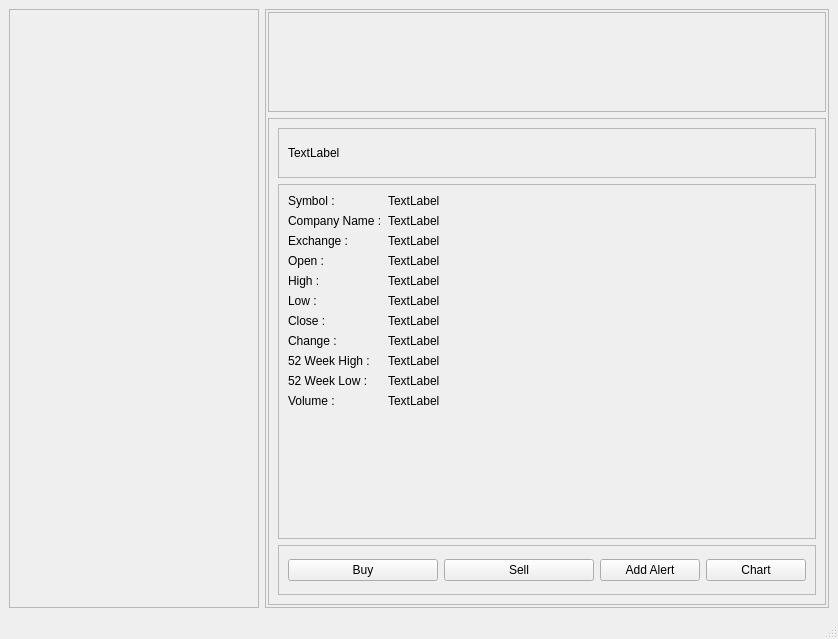
Qt form UIFiles/stockDetails.ui (ShubhamMandavkar/TYLiveProjectt-StockAutomationSystem) before a commit.
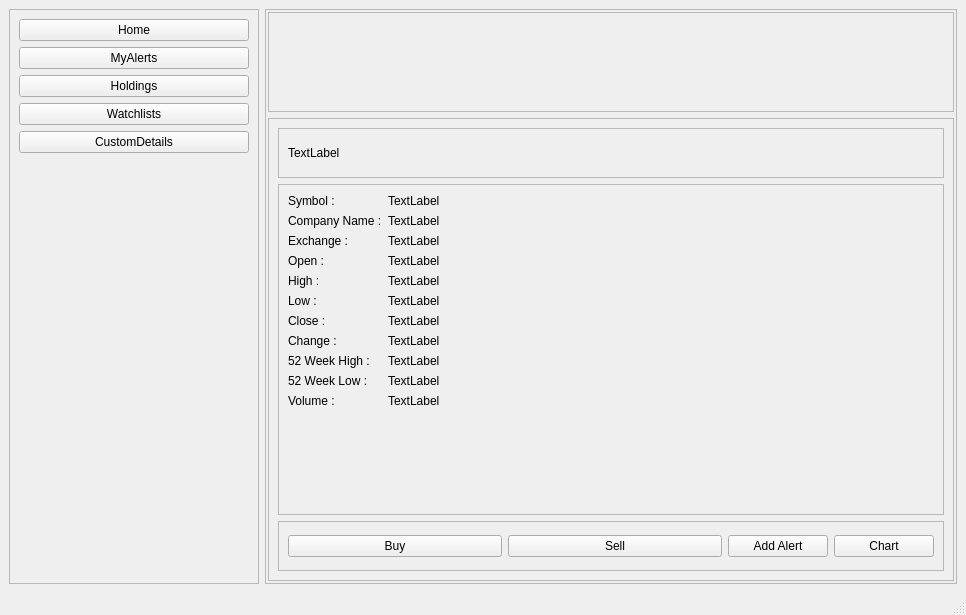
The same form after that commit.

Diff of the .ui file:
```diff
--- a/UIFiles/stockDetails.ui
+++ b/UIFiles/stockDetails.ui
@@ -6,8 +6,8 @@
    <rect>
     <x>0</x>
     <y>0</y>
-    <width>838</width>
-    <height>639</height>
+    <width>966</width>
+    <height>615</height>
    </rect>
   </property>
   <property name="windowTitle">
@@ -16,7 +16,13 @@
   <widget class="QWidget" name="centralwidget">
    <layout class="QHBoxLayout" name="horizontalLayout">
     <item>
-     <widget class="QFrame" name="frame">
+     <widget class="QFrame" name="frmNavBar">
+      <property name="minimumSize">
+       <size>
+        <width>250</width>
+        <height>0</height>
+       </size>
+      </property>
       <property name="maximumSize">
        <size>
         <width>250</width>
@@ -29,6 +35,43 @@
       <property name="frameShadow">
        <enum>QFrame::Raised</enum>
       </property>
+      <layout class="QFormLayout" name="formLayout">
+       <item row="1" column="0" colspan="2">
+        <widget class="QPushButton" name="btnMyAlerts">
+         <property name="text">
+          <string>MyAlerts</string>
+         </property>
+        </widget>
+       </item>
+       <item row="2" column="0" colspan="2">
+        <widget class="QPushButton" name="btnHoldings">
+         <property name="text">
+          <string>Holdings</string>
+         </property>
+        </widget>
+       </item>
+       <item row="4" column="0" colspan="2">
+        <widget class="QPushButton" name="btnCustomDetails">
+         <property name="text">
+          <string>CustomDetails</string>
+         </property>
+        </widget>
+       </item>
+       <item row="3" column="0" colspan="2">
+        <widget class="QPushButton" name="btnWatchlists">
+         <property name="text">
+          <string>Watchlists</string>
+         </property>
+        </widget>
+       </item>
+       <item row="0" column="0" colspan="2">
+        <widget class="QPushButton" name="btnHome">
+         <property name="text">
+          <string>Home</string>
+         </property>
+        </widget>
+       </item>
+      </layout>
      </widget>
     </item>
     <item>
```
Left out of the diff: 2 changed lines with no effect on the pictures.
